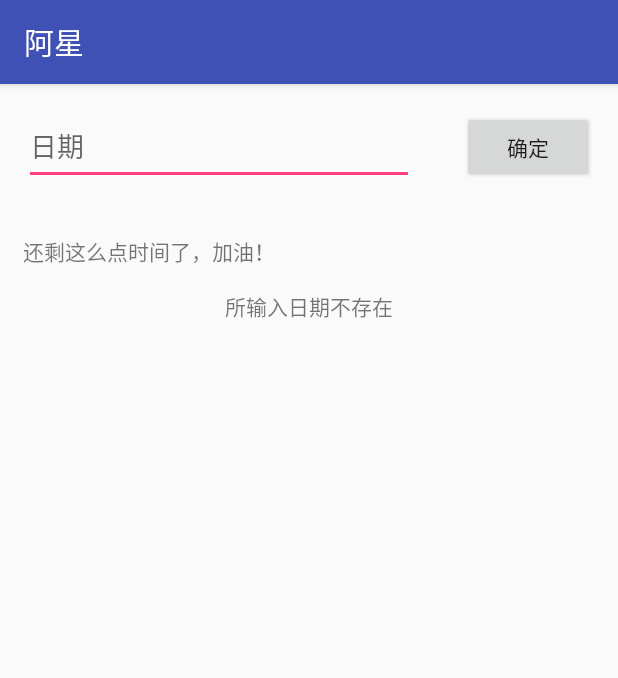
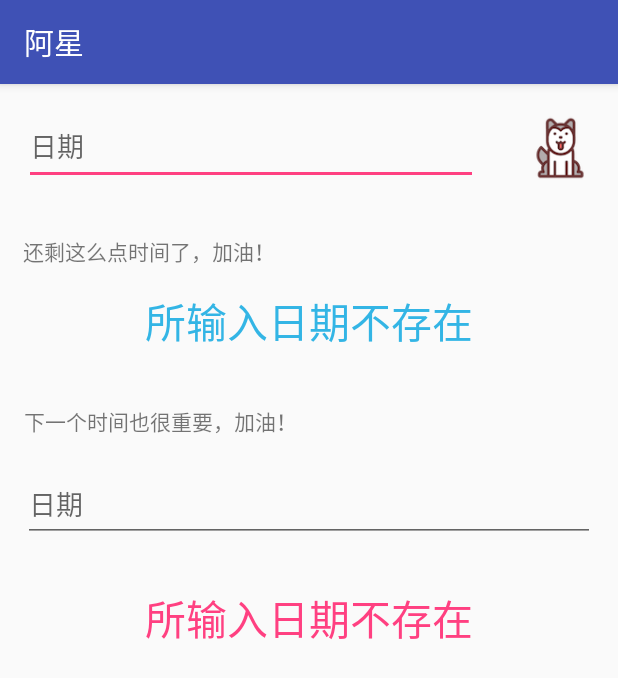
Before and after one commit to Limingming2/AXCountDownTime, an Android app: the screen it shows after launch (MainActivity), on a phone screen of 412 x 824 dp. Shown: the top 678 px of the screen. Run offline under Robolectric (Android 15) with nearby library versions, the phone set to English and light mode, and no system bars; 2 statements that could not run were skipped.

Commit message:
添加两个倒计时

```diff
--- a/app/src/main/java/com/example/limingming/axcountdowntime/DisplayMessageActivity.java
+++ b/app/src/main/java/com/example/limingming/axcountdowntime/DisplayMessageActivity.java
@@ -19,4 +19,6 @@ public class DisplayMessageActivity extends AppCompatActivity {
 
 //        BlankFragment fragment =
     }
+
+
 }
--- a/app/src/main/java/com/example/limingming/axcountdowntime/MainActivity.java
+++ b/app/src/main/java/com/example/limingming/axcountdowntime/MainActivity.java
@@ -11,6 +11,7 @@ import android.support.v7.app.AppCompatActivity;
 import android.os.Bundle;
 import android.util.Log;
 import android.view.View;
+import android.view.inputmethod.InputMethodManager;
 import android.widget.Button;
 import android.widget.EditText;
 import android.widget.TextView;
@@ -27,10 +28,13 @@ import java.util.TimerTask;
 public class MainActivity extends AppCompatActivity {
     public static final String EXTRA_MESSAGE = "com.example.limingming.axcountdowntime";
     public static final String EXTRA_BEFORE_TIME = "com.example.limingming.beforetime";
+    public static final String EXTRA_BEFORE_SECOND_TIME = "com.example.limingming.secondbeforetime";
     TextView tv;
+    TextView tv2;
     Button btn;
     Button certainBtn;
     TextView timeLeftLab;
+    TextView timeLeftLab2;
     private Timer timer;
     private TimerTask timerTask;
 
@@ -39,13 +43,18 @@ public class MainActivity extends AppCompatActivity {
         super.onCreate(savedInstanceState);
         setContentView(R.layout.activity_main);
         tv = (TextView) findViewById(R.id.editText);
+        tv2 = findViewById(R.id.editText2);
+        certainBtn = findViewById(R.id.button2);
         timeLeftLab = findViewById(R.id.label);
-
+        timeLeftLab2 = findViewById(R.id.textView2);
         SharedPreferences share = getPreferences(Context.MODE_PRIVATE);
         final String  str = share.getString(EXTRA_BEFORE_TIME,"");
+        final String str2 = share.getString(EXTRA_BEFORE_SECOND_TIME, "");
         tv.setText(str);
+        tv2.setText(str2);
+        startTimer();
 
-        startTimer();
+//        certainBtn
 
     }
 
@@ -69,11 +78,19 @@ public class MainActivity extends AppCompatActivity {
         SharedPreferences share = getPreferences(Context.MODE_PRIVATE);
         SharedPreferences.Editor editor = share.edit();
         editor.putString(EXTRA_BEFORE_TIME, str);
+
+        String str2 = tv2.getText().toString();
+        editor.putString(EXTRA_BEFORE_SECOND_TIME, str2);
         editor.apply();
 
         startTimer();
 
+        InputMethodManager imm = (InputMethodManager) view.getContext().getSystemService(Context.INPUT_METHOD_SERVICE);
+        imm.hideSoftInputFromWindow(view.getWindowToken(), 0);
 
+
+        tv.clearFocus();
+        tv2.clearFocus();
         // 跳转页面
 //        Intent intent = new Intent(this, DisplayMessageActivity.class);
 //        EditText editText = findViewById(R.id.editText);
@@ -84,7 +101,7 @@ public class MainActivity extends AppCompatActivity {
 
     }
     // 计算倒计时
-    public void calculateTimes(String str) throws ParseException {
+    public String calculateTimes(String str) throws ParseException {
         long currentTime = System.currentTimeMillis() / 1000;
 
         String desTimeStr = str + " 00:00:00";
@@ -107,15 +124,15 @@ public class MainActivity extends AppCompatActivity {
                 resultStr = String.valueOf(day) + "天" + String.valueOf(hour) + "小时" + String.valueOf(min) + "分" + String.valueOf(sec) + "秒";
             }else {
                 resultStr = "时间不正确";
-                onStop();
+//                onStop();
             }
         }else {
             resultStr = "所输入日期不存在";
-            onStop();
+//            onStop();
         }
 
-
-        timeLeftLab.setText(resultStr);
+        return resultStr;
+//        timeLeftLab.setText(resultStr);
 
     }
     // 将 时间格式 转为时间戳
@@ -137,11 +154,23 @@ public class MainActivity extends AppCompatActivity {
                 super.handleMessage(msg);
                 SharedPreferences share = getPreferences(Context.MODE_PRIVATE);
                 final String str = share.getString(EXTRA_BEFORE_TIME, "");
+                final String str2 = share.getString(EXTRA_BEFORE_SECOND_TIME, "");
                 try {
-                    calculateTimes(str);
+                    String resultStr = calculateTimes(str);
+//                    String resultStr2 = calculateTimes(str2);
+                    timeLeftLab.setText(resultStr);
+//                    timeLeftLab2.setText(resultStr2);
                 } catch (ParseException e) {
                     e.printStackTrace();
                 }
+                try {
+                    String resultStr2 = calculateTimes(str2);
+                    timeLeftLab2.setText(resultStr2);
+                } catch (ParseException e) {
+                    e.printStackTrace();
+                }
+
+
             }
         };
     }
--- a/app/src/main/res/layout/activity_display_message.xml
+++ b/app/src/main/res/layout/activity_display_message.xml
@@ -19,4 +19,5 @@
         app:layout_constraintLeft_toLeftOf="parent"
         app:layout_constraintRight_toRightOf="parent"
         app:layout_constraintTop_toTopOf="parent" />
+
 </android.support.constraint.ConstraintLayout>
--- a/app/src/main/res/layout/activity_main.xml
+++ b/app/src/main/res/layout/activity_main.xml
@@ -22,12 +22,12 @@
 
     <Button
         android:id="@+id/button2"
-        android:layout_width="wrap_content"
-        android:layout_height="wrap_content"
+        android:layout_width="45dp"
+        android:layout_height="45dp"
         android:layout_marginEnd="16dp"
         android:layout_marginStart="32dp"
+        android:background="@mipmap/hsq"
         android:onClick="sendMessage"
-        android:text="@string/certain"
         app:layout_constraintBaseline_toBaselineOf="@+id/editText"
         app:layout_constraintEnd_toEndOf="parent"
         app:layout_constraintHorizontal_bias="0.5"
@@ -36,11 +36,13 @@
     <TextView
         android:id="@+id/label"
         android:layout_width="0dp"
-        android:layout_height="25dp"
+        android:layout_height="50dp"
         android:layout_marginEnd="16dp"
         android:layout_marginStart="16dp"
         android:layout_marginTop="70dp"
         android:textAlignment="center"
+        android:textColor="@android:color/holo_blue_light"
+        android:textSize="27sp"
         app:layout_constraintEnd_toEndOf="parent"
         app:layout_constraintStart_toStartOf="parent"
         app:layout_constraintTop_toBottomOf="@+id/editText" />
@@ -57,4 +59,42 @@
         app:layout_constraintEnd_toEndOf="parent"
         app:layout_constraintStart_toStartOf="parent" />
 
+    <EditText
+        android:id="@+id/editText2"
+        android:layout_width="0dp"
+        android:layout_height="50dp"
+        android:layout_marginEnd="15dp"
+        android:layout_marginStart="15dp"
+        android:layout_marginTop="68dp"
+        android:ems="10"
+        android:hint="@string/time"
+        android:inputType="textPersonName"
+        app:layout_constraintEnd_toEndOf="parent"
+        app:layout_constraintStart_toStartOf="parent"
+        app:layout_constraintTop_toBottomOf="@+id/label" />
+
+    <TextView
+        android:id="@+id/textView2"
+        android:layout_width="0dp"
+        android:layout_height="47dp"
+        android:layout_marginEnd="16dp"
+        android:layout_marginStart="16dp"
+        android:layout_marginTop="30dp"
+        android:textAlignment="center"
+        android:textColor="?attr/colorAccent"
+        android:textSize="27sp"
+        app:layout_constraintEnd_toEndOf="parent"
+        app:layout_constraintStart_toStartOf="parent"
+        app:layout_constraintTop_toBottomOf="@+id/editText2" />
+
+    <TextView
+        android:id="@+id/textView4"
+        android:layout_width="290dp"
+        android:layout_height="24dp"
+        android:layout_marginBottom="17dp"
+        android:layout_marginLeft="16dp"
+        android:text="@string/nextTip"
+        app:layout_constraintBottom_toTopOf="@+id/editText2"
+        app:layout_constraintLeft_toLeftOf="parent" />
+
 </android.support.constraint.ConstraintLayout>
--- a/app/src/main/res/values/strings.xml
+++ b/app/src/main/res/values/strings.xml
@@ -4,7 +4,7 @@
     <string name="time">日期</string>
     <string name="certain">确定</string>
 
-    <!-- TODO: Remove or change this placeholder text -->
     <string name="hello_blank_fragment">Hello blank fragment</string>
     <string name="labelTip">还剩这么点时间了，加油！</string>
+    <string name="nextTip">下一个时间也很重要，加油！</string>
 </resources>
```
Also changed, not shown: app/src/main/res/mipmap-hdpi/hsq.png (added), app/src/main/res/mipmap-hdpi/ic_launcher.png, app/src/main/res/mipmap-mdpi/hsq.png (added), app/src/main/res/mipmap-mdpi/ic_launcher.png, app/src/main/res/mipmap-xhdpi/hsq.png (added), app/src/main/res/mipmap-xhdpi/ic_launcher.png, app/src/main/res/mipmap-xxhdpi/hsq.png (added), app/src/main/res/mipmap-xxhdpi/ic_launcher.png, app/src/main/res/mipmap-xxxhdpi/hsq.png (added), app/src/main/res/mipmap-xxxhdpi/ic_launcher.png, 3 other files.
